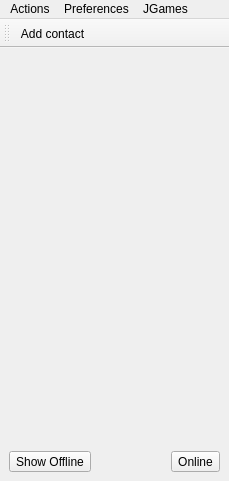
Qt form mainwindow.ui (xmpp-graveyard/jabbim) before a commit.
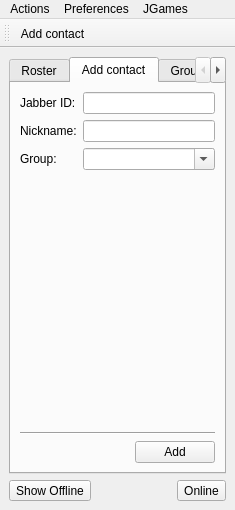
The same form after that commit. The open tabs and pages were chosen to show the change. Icons and pictures are not drawn.

Commit message: pridani tabu add contact a groupchat do hlavniho okna

The edit to the form file:
```diff
--- a/mainwindow.ui
+++ b/mainwindow.ui
@@ -5,8 +5,8 @@
    <rect>
     <x>0</x>
     <y>0</y>
-    <width>229</width>
-    <height>481</height>
+    <width>235</width>
+    <height>510</height>
    </rect>
   </property>
   <property name="windowTitle" >
@@ -24,7 +24,197 @@
      <number>6</number>
     </property>
     <item row="0" column="0" >
-     <widget class="QWidget" native="1" name="rosterWidget" />
+     <widget class="QTabWidget" name="tabWidget" >
+      <property name="tabPosition" >
+       <enum>QTabWidget::North</enum>
+      </property>
+      <property name="currentIndex" >
+       <number>0</number>
+      </property>
+      <widget class="QWidget" name="tab" >
+       <attribute name="title" >
+        <string>Roster</string>
+       </attribute>
+       <layout class="QVBoxLayout" >
+        <property name="margin" >
+         <number>0</number>
+        </property>
+        <property name="spacing" >
+         <number>0</number>
+        </property>
+        <item>
+         <widget class="QWidget" native="1" name="rosterWidget" />
+        </item>
+       </layout>
+      </widget>
+      <widget class="QWidget" name="tab_2" >
+       <attribute name="title" >
+        <string>Add contact</string>
+       </attribute>
+       <layout class="QGridLayout" >
+        <property name="margin" >
+         <number>9</number>
+        </property>
+        <property name="spacing" >
+         <number>6</number>
+        </property>
+        <item row="2" column="0" colspan="2" >
+         <widget class="Line" name="line" >
+          <property name="orientation" >
+           <enum>Qt::Horizontal</enum>
+          </property>
+         </widget>
+        </item>
+        <item row="3" column="0" >
+         <spacer>
+          <property name="orientation" >
+           <enum>Qt::Horizontal</enum>
+          </property>
+          <property name="sizeHint" >
+           <size>
+            <width>101</width>
+            <height>20</height>
+           </size>
+          </property>
+         </spacer>
+        </item>
+        <item row="3" column="1" >
+         <widget class="QPushButton" name="addContact" >
+          <property name="text" >
+           <string>Add</string>
+          </property>
+         </widget>
+        </item>
+        <item row="1" column="0" colspan="2" >
+         <spacer>
+          <property name="orientation" >
+           <enum>Qt::Vertical</enum>
+          </property>
+          <property name="sizeHint" >
+           <size>
+            <width>20</width>
+            <height>211</height>
+           </size>
+          </property>
+         </spacer>
+        </item>
+        <item row="0" column="0" colspan="2" >
+         <layout class="QHBoxLayout" >
+          <property name="margin" >
+           <number>0</number>
+          </property>
+          <property name="spacing" >
+           <number>6</number>
+          </property>
+          <item>
+           <layout class="QVBoxLayout" >
+            <property name="margin" >
+             <number>0</number>
+            </property>
+            <property name="spacing" >
+             <number>6</number>
+            </property>
+            <item>
+             <widget class="QLabel" name="label" >
+              <property name="text" >
+               <string>Jabber ID:</string>
+              </property>
+             </widget>
+            </item>
+            <item>
+             <widget class="QLabel" name="label_2" >
+              <property name="text" >
+               <string>Nickname:</string>
+              </property>
+             </widget>
+            </item>
+            <item>
+             <widget class="QLabel" name="label_3" >
+              <property name="text" >
+               <string>Group:</string>
+              </property>
+             </widget>
+            </item>
+           </layout>
+          </item>
+          <item>
+           <layout class="QVBoxLayout" >
+            <property name="margin" >
+             <number>0</number>
+            </property>
+            <property name="spacing" >
+             <number>6</number>
+            </property>
+            <item>
+             <widget class="QLineEdit" name="jid" />
+            </item>
+            <item>
+             <widget class="QLineEdit" name="nickname" />
+            </item>
+            <item>
+             <widget class="QComboBox" name="group" >
+              <property name="editable" >
+               <bool>true</bool>
+              </property>
+             </widget>
+            </item>
+           </layout>
+          </item>
+         </layout>
+        </item>
+       </layout>
+      </widget>
+      <widget class="QWidget" name="tab_3" >
+       <attribute name="title" >
+        <string>Groupchat</string>
+       </attribute>
+       <layout class="QGridLayout" >
+        <property name="margin" >
+         <number>0</number>
+        </property>
+        <property name="spacing" >
+         <number>0</number>
+        </property>
+        <item row="0" column="0" >
+         <spacer>
+          <property name="orientation" >
+           <enum>Qt::Horizontal</enum>
+          </property>
+          <property name="sizeHint" >
+           <size>
+            <width>101</width>
+            <height>20</height>
+           </size>
+          </property>
+         </spacer>
+        </item>
+        <item row="1" column="0" colspan="2" >
+         <widget class="QTreeWidget" name="groupchat" >
+          <column>
+           <property name="text" >
+            <string>Name</string>
+           </property>
+          </column>
+          <column>
+           <property name="text" >
+            <string>Jid</string>
+           </property>
+          </column>
+         </widget>
+        </item>
+        <item row="0" column="1" >
+         <widget class="QPushButton" name="getGroupchatList" >
+          <property name="enabled" >
+           <bool>false</bool>
+          </property>
+          <property name="text" >
+           <string>Get groupchat list</string>
+          </property>
+         </widget>
+        </item>
+       </layout>
+      </widget>
+     </widget>
     </item>
     <item row="1" column="0" >
      <layout class="QHBoxLayout" >
@@ -91,7 +281,7 @@
     <rect>
      <x>0</x>
      <y>0</y>
-     <width>229</width>
+     <width>235</width>
      <height>28</height>
     </rect>
    </property>
```
Left out of the diff: 6 changed lines with no effect on the pictures. The commit also changes 6 other files.
